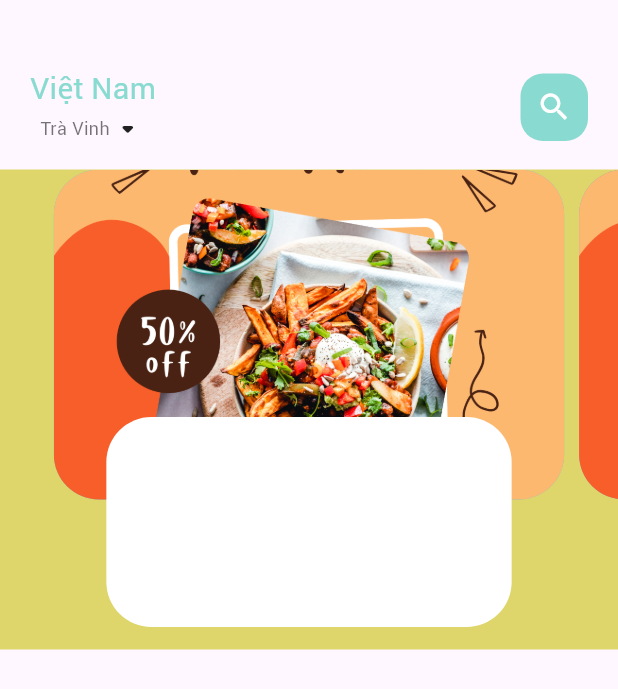
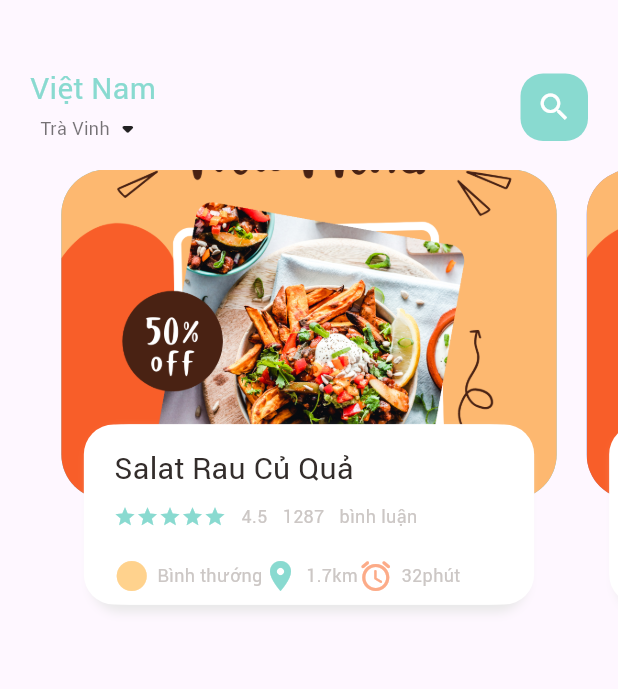
Before and after one commit to NgoTanLoi01/Food_Delivery_App, a Flutter app: the screen it shows after launch, on a phone screen of 412 x 824 dp. Shown: the top 689 px of the screen. Run offline on Flutter 3.47's test engine with Material 3 defaults, Android fonts, the phone set to English and light mode, and no system bars; missing offline and left inert: dart:ffi.

Commit message:
feat: change food_page_body and add icon_and_text

```diff
--- a/lib/home/food_page_body.dart
+++ b/lib/home/food_page_body.dart
@@ -1,5 +1,13 @@
+import 'dart:ffi';
+
+import 'package:flutter/cupertino.dart';
+import 'package:flutter/gestures.dart';
 import 'package:flutter/material.dart';
 import 'package:flutter/widgets.dart';
+import 'package:my_app/utils/color.dart';
+import 'package:my_app/widgets/big_text.dart';
+import 'package:my_app/widgets/icon_and_text_widget.dart';
+import 'package:my_app/widgets/small_text.dart';
 
 class FoodPageBody extends StatefulWidget {
   const FoodPageBody({Key? key}) : super(key: key);
@@ -9,10 +17,27 @@ class FoodPageBody extends StatefulWidget {
 
 class _FoodPageBodyState extends State<FoodPageBody> {
   PageController pageController = PageController(viewportFraction: 0.85);
+  var _currPageValue = 0.0;
+  double _scaleFactor = 0.8;
+  @override
+  void initState() {
+    super.initState();
+    pageController.addListener(() {
+      setState(() {
+        _currPageValue = pageController.page!;
+      });
+    });
+  }
+
+  @override
+  void dispose() {
+    pageController.dispose();
+  }
+
   @override
   Widget build(BuildContext context) {
     return Container(
-      color: Color.fromARGB(255, 222, 213, 107),
+      //color: Color.fromARGB(255, 222, 213, 107),
       height: 320,
       child: PageView.builder(
           controller: pageController,
@@ -24,11 +49,25 @@ class _FoodPageBodyState extends State<FoodPageBody> {
   }
 
   Widget _buildPageItem(int index) {
-    return Stack(
+    Matrix4 matrix = Matrix4.identity();
+    double pageIndex = _currPageValue.floor().toDouble();
+    double nextPageIndex = pageIndex + 1;
+
+    if (index == pageIndex) {
+      double currScale = 1 - (_currPageValue - pageIndex) * (1 - _scaleFactor);
+      matrix = Matrix4.diagonal3Values(1, currScale, 1);
+    } else if (index == nextPageIndex) {
+      double currScale =
+          _scaleFactor + (pageIndex + 1 - _currPageValue) * (1 - _scaleFactor);
+      matrix = Matrix4.diagonal3Values(1, currScale, 1);
+    }
+    return Transform(
+      transform: matrix,
+      child: Stack(
         children: [
           Container(
             height: 220,
-          margin: EdgeInsets.only(left: 5, right: 5),
+            margin: EdgeInsets.only(left: 10, right: 10),
             decoration: BoxDecoration(
                 borderRadius: BorderRadius.circular(30),
                 color: index.isEven ? Color(0xFF69c5df) : Color(0xFF9294cc),
@@ -39,15 +78,79 @@ class _FoodPageBodyState extends State<FoodPageBody> {
           Align(
             alignment: Alignment.bottomCenter,
             child: Container(
-            height: 140,
-            margin: EdgeInsets.only(left: 40, right: 40, bottom: 15),
+              height: 120,
+              margin: EdgeInsets.only(left: 30, right: 30, bottom: 30),
               decoration: BoxDecoration(
-              borderRadius: BorderRadius.circular(30),
+                  borderRadius: BorderRadius.circular(20),
                   color: Colors.white,
+                  boxShadow: [
+                    BoxShadow(
+                        color: Color(0xFFe8e8e8),
+                        blurRadius: 5.0,
+                        offset: Offset(0, 5)),
+                    BoxShadow(color: Colors.white, offset: Offset(-5, 0)),
+                    BoxShadow(color: Colors.white, offset: Offset(5, 0))
+                  ]),
+              child: Container(
+                padding: EdgeInsets.only(top: 15, left: 15, right: 15),
+                child: Column(
+                  crossAxisAlignment: CrossAxisAlignment.start,
+                  children: [
+                    BigText(text: "Salat Rau Củ Quả"),
+                    SizedBox(
+                      height: 10,
+                    ),
+                    Row(
+                      children: [
+                        Wrap(
+                          children: List.generate(5, (index) {
+                            return Icon(
+                              Icons.star,
+                              color: AppColor.mainColor,
+                              size: 15,
+                            );
+                          }),
+                        ),
+                        SizedBox(
+                          width: 10,
+                        ),
+                        SmallText(text: "4.5"),
+                        SizedBox(
+                          width: 10,
+                        ),
+                        SmallText(text: "1287"),
+                        SizedBox(
+                          width: 10,
+                        ),
+                        SmallText(text: "bình luận")
+                      ],
+                    ),
+                    SizedBox(
+                      height: 20,
+                    ),
+                    Row(
+                      children: [
+                        IconAndTextWidget(
+                            icon: Icons.circle_sharp,
+                            text: "Bình thường",
+                            iconColor: AppColor.iconColor1),
+                        IconAndTextWidget(
+                            icon: Icons.location_on,
+                            text: "1.7km",
+                            iconColor: AppColor.mainColor),
+                        IconAndTextWidget(
+                            icon: Icons.access_alarm_rounded,
+                            text: "32phút",
+                            iconColor: AppColor.iconColor2),
+                      ],
+                    )
+                  ],
+                ),
               ),
             ),
           ),
         ],
+      ),
     );
   }
 }
--- /dev/null
+++ b/lib/widgets/icon_and_text_widget.dart
@@ -0,0 +1,31 @@
+import 'package:flutter/material.dart';
+import 'package:my_app/widgets/small_text.dart';
+
+class IconAndTextWidget extends StatelessWidget {
+  final IconData icon;
+  final String text;
+  final Color iconColor;
+  const IconAndTextWidget(
+      {super.key,
+      required this.icon,
+      required this.text,
+      required this.iconColor});
+
+  @override
+  Widget build(BuildContext context) {
+    return Row(
+      children: [
+        Icon(
+          icon,
+          color: iconColor,
+        ),
+        SizedBox(
+          width: 5,
+        ),
+        SmallText(
+          text: text,
+        )
+      ],
+    );
+  }
+}
--- a/pubspec.yaml
+++ b/pubspec.yaml
@@ -30,6 +30,7 @@ environment:
 dependencies:
   flutter:
     sdk: flutter
+    dots_indicator: ^2.0.0
 
   # The following adds the Cupertino Icons font to your application.
   # Use with the CupertinoIcons class for iOS style icons.
```
Lines whose indentation alone changed are shown as unchanged.
